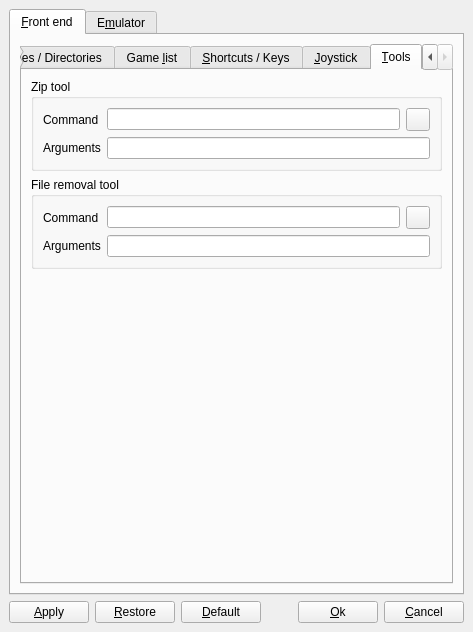
This is options.ui in qmc2/qmc2-mame-fe as Qt 5 draws it before an edit. The edited form follows.
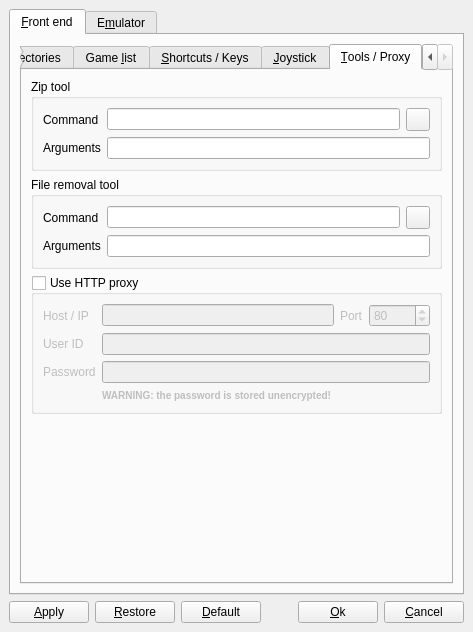
This is the edited form. The open tabs and pages were chosen to show the change. Icons and pictures are not drawn.

Commit message: new: all (HTTP) network access can be routed directly or via a proxy

Diff of the .ui file:
```diff
--- a/options.ui
+++ b/options.ui
@@ -2479,15 +2479,11 @@
          </widget>
          <widget class="QWidget" name="tabFrontendTools" >
           <attribute name="title" >
-           <string>&amp;Tools</string>
+           <string>&amp;Tools / Proxy</string>
           </attribute>
-          <layout class="QGridLayout" >
-           <property name="margin" >
-            <number>9</number>
-           </property>
-           <property name="spacing" >
-            <number>6</number>
-           </property>
+          <layout class="QGridLayout" name="gridLayout_2" >
+           <item row="0" column="0" >
+            <layout class="QGridLayout" name="gridLayout_4" >
            <item row="0" column="0" >
             <widget class="QGroupBox" name="groupBoxZipTool" >
              <property name="title" >
@@ -2608,7 +2604,7 @@
              </layout>
             </widget>
            </item>
-           <item row="2" column="0" >
+             <item row="3" column="0" >
             <spacer name="spacer10" >
              <property name="orientation" >
               <enum>Qt::Vertical</enum>
@@ -2621,6 +2617,101 @@
              </property>
             </spacer>
            </item>
+             <item row="2" column="0" >
+              <widget class="QGroupBox" name="groupBoxHTTPProxy" >
+               <property name="enabled" >
+                <bool>true</bool>
+               </property>
+               <property name="toolTip" >
+                <string>Enable / disable the use of an HTTP proxy on any web lookups</string>
+               </property>
+               <property name="title" >
+                <string>Use HTTP proxy</string>
+               </property>
+               <property name="checkable" >
+                <bool>true</bool>
+               </property>
+               <property name="checked" >
+                <bool>false</bool>
+               </property>
+               <layout class="QGridLayout" name="gridLayout_3" >
+                <item row="0" column="0" >
+                 <widget class="QLabel" name="labelHTTPProxyHost" >
+                  <property name="text" >
+                   <string>Host / IP</string>
+                  </property>
+                 </widget>
+                </item>
+                <item row="0" column="1" >
+                 <widget class="QLineEdit" name="lineEditHTTPProxyHost" >
+                  <property name="toolTip" >
+                   <string>Hostname or IP address of the HTTP proxy server</string>
+                  </property>
+                 </widget>
+                </item>
+                <item row="0" column="2" >
+                 <widget class="QLabel" name="labelHTTPProxyPort" >
+                  <property name="text" >
+                   <string>Port</string>
+                  </property>
+                 </widget>
+                </item>
+                <item row="0" column="3" >
+                 <widget class="QSpinBox" name="spinBoxHTTPProxyPort" >
+                  <property name="toolTip" >
+                   <string>Port to access the HTTP proxy service</string>
+                  </property>
+                  <property name="maximum" >
+                   <number>65535</number>
+                  </property>
+                  <property name="value" >
+                   <number>80</number>
+                  </property>
+                 </widget>
+                </item>
+                <item row="1" column="0" >
+                 <widget class="QLabel" name="labelHTTPProxyUserID" >
+                  <property name="text" >
+                   <string>User ID</string>
+                  </property>
+                 </widget>
+                </item>
+                <item row="1" column="1" colspan="3" >
+                 <widget class="QLineEdit" name="lineEditHTTPProxyUserID" >
+                  <property name="toolTip" >
+                   <string>User ID to access the HTTP proxy service (empty = no authentication)</string>
+                  </property>
+                 </widget>
+                </item>
+                <item row="2" column="0" >
+                 <widget class="QLabel" name="labelHTTPProxyPassword" >
+                  <property name="text" >
+                   <string>Password</string>
+                  </property>
+                 </widget>
+                </item>
+                <item row="2" column="1" colspan="3" >
+                 <widget class="QLineEdit" name="lineEditHTTPProxyPassword" >
+                  <property name="toolTip" >
+                   <string>Password to access the HTTP proxy service (empty = no authentication)</string>
+                  </property>
+                  <property name="echoMode" >
+                   <enum>QLineEdit::Password</enum>
+                  </property>
+                 </widget>
+                </item>
+                <item row="3" column="1" colspan="3" >
+                 <widget class="QLabel" name="labelNoEncryptionWarning" >
+                  <property name="text" >
+                   <string>&lt;font size="-1">&lt;b>WARNING: the password is stored unencrypted!&lt;/b>&lt;/font></string>
+                  </property>
+                 </widget>
+                </item>
+               </layout>
+              </widget>
+             </item>
+            </layout>
+           </item>
           </layout>
          </widget>
         </widget>
```
Left out of the diff: 5 changed lines with no effect on the pictures. Lines whose indentation alone changed are shown as unchanged. The commit also changes 12 other files.
